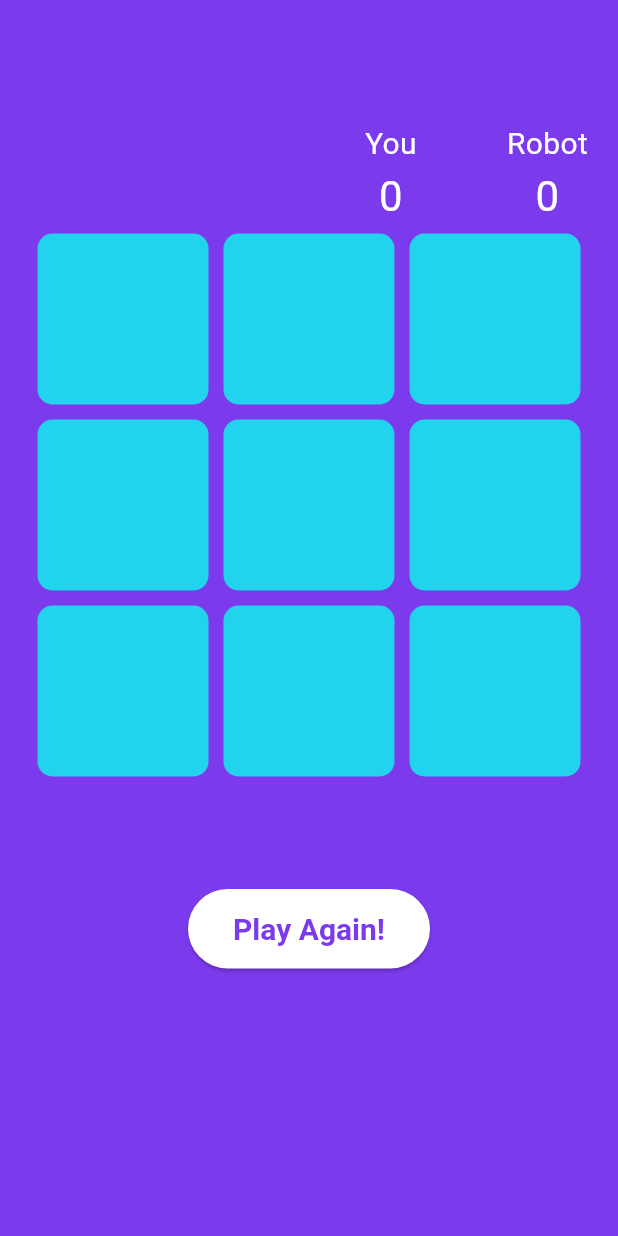
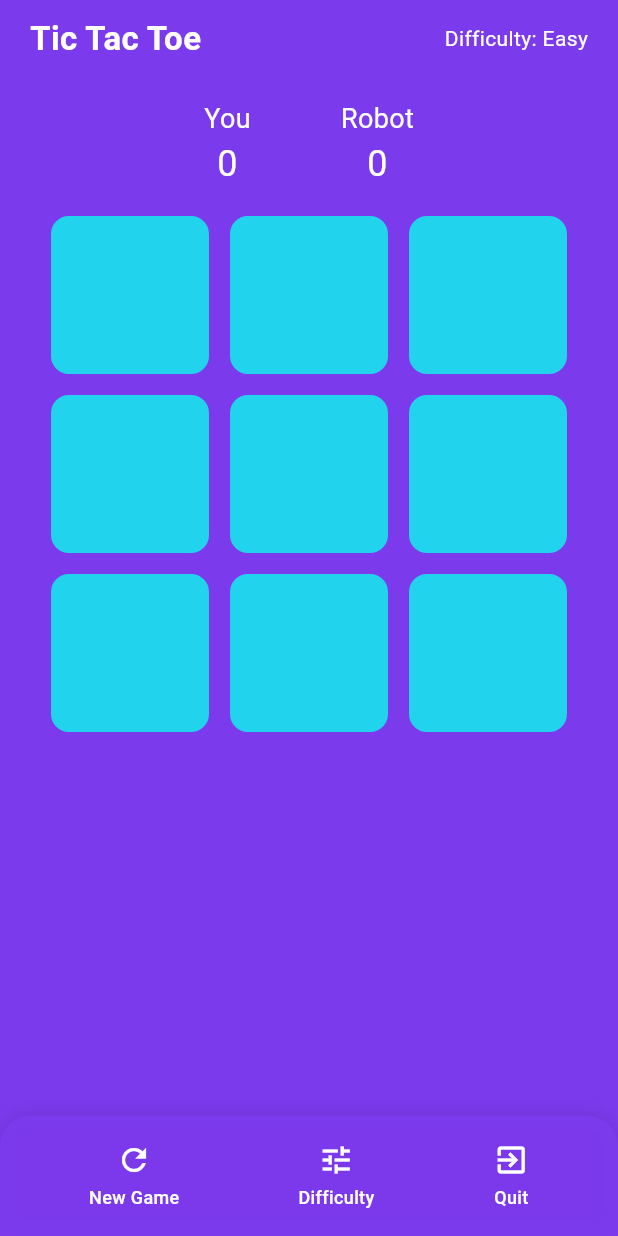
Before and after one commit to diazkr/tiqui, a Flutter app: the screen it shows after launch, on a phone screen of 412 x 824 dp. Run offline on Flutter 3.47's test engine with Material 3 defaults, Android fonts, the phone set to English and light mode, and no system bars; our stand-ins replace google_fonts; Roboto replaces fonts that are missing (Coiny).

Commit message:
Implement game difficulty selection and enhance robot AI logic for Tic Tac Toe

```diff
--- a/lib/screens/game.dart
+++ b/lib/screens/game.dart
@@ -1,7 +1,11 @@
-import 'dart:math';
+import 'dart:io';
 import 'package:flutter/material.dart';
+import 'package:flutter/services.dart';
 import 'package:google_fonts/google_fonts.dart';
 import '../constants/colors.dart';
+import '../widgets/game_bottom_nav.dart';
+import '../widgets/game_dialogs.dart';
+import '../services/robot_ai.dart';
 
 class GameScreen extends StatefulWidget {
   const GameScreen({super.key});
@@ -18,67 +22,98 @@ class _GameScreenState extends State<GameScreen> {
   int oScore = 0;
   int xScore = 0;
   int filledBoxes = 0;
+  GameDifficulty currentDifficulty = GameDifficulty.easy;
 
-  static var customFontWhite = GoogleFonts.coiny(
-    textStyle: const TextStyle(
-      color: Colors.white,
-      letterSpacing: 3,
-      fontSize: 28,
-    ),
-  );
 
   @override
   Widget build(BuildContext context) {
     return Scaffold(
       backgroundColor: MainColor.primaryColor,
-      body: Padding(
-        padding: const EdgeInsets.all(20),
+      body: SafeArea(
+        child: Padding(
+          padding: const EdgeInsets.symmetric(horizontal: 20, vertical: 10),
           child: Column(
             children: [
-            Expanded(
-              flex: 1,
-              child: Container(
-                alignment: Alignment.bottomCenter,
+              Row(
+                mainAxisAlignment: MainAxisAlignment.spaceBetween,
+                children: [
+                  Text(
+                    'Tic Tac Toe',
+                    style: GoogleFonts.coiny(
+                      fontSize: 22,
+                      color: Colors.white,
+                      fontWeight: FontWeight.bold,
+                    ),
+                  ),
+                  Text(
+                    'Difficulty: ${RobotAI.getDifficultyDisplayName(currentDifficulty)}',
+                    style: GoogleFonts.coiny(
+                      fontSize: 14,
+                      color: Colors.white,
+                    ),
+                  ),
+                ],
+              ),
+              const SizedBox(height: 10),
+              Container(
+                padding: const EdgeInsets.symmetric(vertical: 15),
                 child: Row(
-                  mainAxisAlignment: MainAxisAlignment.end,
+                  mainAxisAlignment: MainAxisAlignment.center,
                   children: [
                     Column(
-                      mainAxisAlignment: MainAxisAlignment.end,
                       children: [
                         Text(
                           'You',
                           style: GoogleFonts.coiny(
-                            fontSize: 20,
+                            fontSize: 18,
                             color: Colors.white,
                           ),
                         ),
-                        Text('$oScore', style: customFontWhite),
+                        Text(
+                          '$oScore',
+                          style: GoogleFonts.coiny(
+                            fontSize: 24,
+                            color: Colors.white,
+                            letterSpacing: 2,
+                          ),
+                        ),
                       ],
                     ),
-                    SizedBox(width: 60),
+                    const SizedBox(width: 60),
                     Column(
-                      mainAxisAlignment: MainAxisAlignment.end,
                       children: [
                         Text(
                           'Robot',
                           style: GoogleFonts.coiny(
-                            fontSize: 20,
+                            fontSize: 18,
                             color: Colors.white,
                           ),
                         ),
-                        Text('$xScore', style: customFontWhite),
+                        Text(
+                          '$xScore',
+                          style: GoogleFonts.coiny(
+                            fontSize: 24,
+                            color: Colors.white,
+                            letterSpacing: 2,
+                          ),
+                        ),
                       ],
                     ),
                   ],
                 ),
               ),
+              Expanded(
+                child: Container(
+                  constraints: const BoxConstraints(
+                    maxWidth: 350,
+                    maxHeight: 350,
                   ),
-            Expanded(
-              flex: 3,
                   child: GridView.builder(
                     itemCount: 9,
-                gridDelegate: SliverGridDelegateWithFixedCrossAxisCount(
+                    gridDelegate: const SliverGridDelegateWithFixedCrossAxisCount(
                       crossAxisCount: 3,
+                      crossAxisSpacing: 8,
+                      mainAxisSpacing: 8,
                     ),
                     itemBuilder: (BuildContext context, int index) {
                       return GestureDetector(
@@ -89,7 +124,7 @@ class _GameScreenState extends State<GameScreen> {
                           decoration: BoxDecoration(
                             borderRadius: BorderRadius.circular(15),
                             border: Border.all(
-                          width: 5,
+                              width: 3,
                               color: MainColor.primaryColor,
                             ),
                             color: MainColor.secondaryColor,
@@ -98,10 +133,9 @@ class _GameScreenState extends State<GameScreen> {
                             child: Text(
                               displayXO[index],
                               style: GoogleFonts.coiny(
-                            textStyle: TextStyle(
-                              fontSize: 64,
+                                fontSize: 48,
                                 color: MainColor.primaryColor,
-                            ),
+                                fontWeight: FontWeight.bold,
                               ),
                             ),
                           ),
@@ -110,39 +144,53 @@ class _GameScreenState extends State<GameScreen> {
                     },
                   ),
                 ),
-            Expanded(
-              flex: 2,
-              child: Center(
-                child:  Column(
-                  mainAxisAlignment: MainAxisAlignment.start,
+              ),
+              Container(
+                padding: const EdgeInsets.symmetric(vertical: 15),
+                child: Column(
+                  mainAxisAlignment: MainAxisAlignment.center,
                   children: [
-                    Text(resultDeclaration, style: customFontWhite),
-                    SizedBox(height: 10),
+                    Text(
+                      resultDeclaration,
+                      style: GoogleFonts.coiny(
+                        fontSize: 20,
+                        color: Colors.white,
+                        letterSpacing: 2,
+                      ),
+                    ),
+                    const SizedBox(height: 15),
+                    if (resultDeclaration.isNotEmpty)
                       ElevatedButton(
                         style: ElevatedButton.styleFrom(
                           backgroundColor: MainColor.accentColor,
                           foregroundColor: MainColor.primaryColor,
-                        padding: EdgeInsets.symmetric(
+                          padding: const EdgeInsets.symmetric(
                             horizontal: 30,
                             vertical: 15,
                           ),
                           textStyle: GoogleFonts.coiny(
-                          textStyle: TextStyle(
-                            fontSize: 20,
+                            fontSize: 16,
                             fontWeight: FontWeight.bold,
-                          ),
                           ),
                         ),
                         onPressed: () {
                           _clearBoard();
                         },
-                      child: Text('Play Again!'),
+                        child: const Text('Play Again!'),
                       ),
                   ],
                 ),
               ),
+              const SizedBox(height: 10),
+            ],
           ),
-          ],
+        ),
+      ),
+      bottomNavigationBar: SafeArea(
+        child: GameBottomNav(
+          onNewGame: _newGame,
+          onChangeDifficulty: _changeDifficulty,
+          onQuitGame: _quitGame,
         ),
       ),
     );
@@ -169,17 +217,9 @@ class _GameScreenState extends State<GameScreen> {
   void _robotMove() {
     if (resultDeclaration.isNotEmpty) return;
 
-    List<int> availableMoves = [];
-    for (int i = 0; i < displayXO.length; i++) {
-      if (displayXO[i] == '') {
-        availableMoves.add(i);
-      }
-    }
+    int robotChoice = RobotAI.getMove(displayXO, currentDifficulty);
 
-    if (availableMoves.isNotEmpty) {
-      final random = Random();
-      int robotChoice = availableMoves[random.nextInt(availableMoves.length)];
-
+    if (robotChoice != -1) {
       setState(() {
         displayXO[robotChoice] = 'X';
         oTurn = true;
@@ -240,4 +280,36 @@ class _GameScreenState extends State<GameScreen> {
       oTurn = true;
     });
   }
+
+  void _newGame() {
+    _clearBoard();
+    setState(() {
+      oScore = 0;
+      xScore = 0;
+    });
   }
+
+  void _changeDifficulty() async {
+    final newDifficulty = await GameDialogs.showDifficultyDialog(
+      context,
+      currentDifficulty,
+    );
+    if (newDifficulty != null) {
+      setState(() {
+        currentDifficulty = newDifficulty;
+      });
+      _clearBoard();
+    }
+  }
+
+  void _quitGame() async {
+    final shouldQuit = await GameDialogs.showQuitDialog(context);
+    if (shouldQuit) {
+      if (Platform.isAndroid) {
+        SystemNavigator.pop();
+      } else {
+        exit(0);
+      }
+    }
+  }
+}
--- /dev/null
+++ b/lib/widgets/game_bottom_nav.dart
@@ -0,0 +1,97 @@
+import 'package:flutter/material.dart';
+import '../constants/colors.dart';
+
+class GameBottomNav extends StatelessWidget {
+  final VoidCallback onNewGame;
+  final VoidCallback onChangeDifficulty;
+  final VoidCallback onQuitGame;
+
+  const GameBottomNav({
+    super.key,
+    required this.onNewGame,
+    required this.onChangeDifficulty,
+    required this.onQuitGame,
+  });
+
+  @override
+  Widget build(BuildContext context) {
+    return Container(
+      height: 80,
+      decoration: BoxDecoration(
+        color: MainColor.primaryColor.withValues(alpha: 0.9),
+        borderRadius: const BorderRadius.only(
+          topLeft: Radius.circular(20),
+          topRight: Radius.circular(20),
+        ),
+        boxShadow: [
+          BoxShadow(
+            color: Colors.black.withValues(alpha: 0.1),
+            blurRadius: 10,
+            offset: const Offset(0, -2),
+          ),
+        ],
+      ),
+      child: Row(
+        mainAxisAlignment: MainAxisAlignment.spaceEvenly,
+        children: [
+          _NavItem(
+            icon: Icons.refresh,
+            label: 'New Game',
+            onTap: onNewGame,
+          ),
+          _NavItem(
+            icon: Icons.tune,
+            label: 'Difficulty',
+            onTap: onChangeDifficulty,
+          ),
+          _NavItem(
+            icon: Icons.exit_to_app,
+            label: 'Quit',
+            onTap: onQuitGame,
+          ),
+        ],
+      ),
+    );
+  }
+}
+
+class _NavItem extends StatelessWidget {
+  final IconData icon;
+  final String label;
+  final VoidCallback onTap;
+
+  const _NavItem({
+    required this.icon,
+    required this.label,
+    required this.onTap,
+  });
+
+  @override
+  Widget build(BuildContext context) {
+    return GestureDetector(
+      onTap: onTap,
+      child: Container(
+        padding: const EdgeInsets.symmetric(horizontal: 20, vertical: 8),
+        child: Column(
+          mainAxisSize: MainAxisSize.min,
+          children: [
+            Icon(
+              icon,
+              color: Colors.white,
+              size: 24,
+            ),
+            const SizedBox(height: 4),
+            Text(
+              label,
+              style: const TextStyle(
+                color: Colors.white,
+                fontSize: 12,
+                fontWeight: FontWeight.w500,
+              ),
+            ),
+          ],
+        ),
+      ),
+    );
+  }
+}
```
Also changed, not shown: lib/services/robot_ai.dart (added, +105 -0 lines), lib/widgets/game_dialogs.dart (added, +194 -0 lines), 1 other file. Lines whose indentation alone changed are shown as unchanged.
